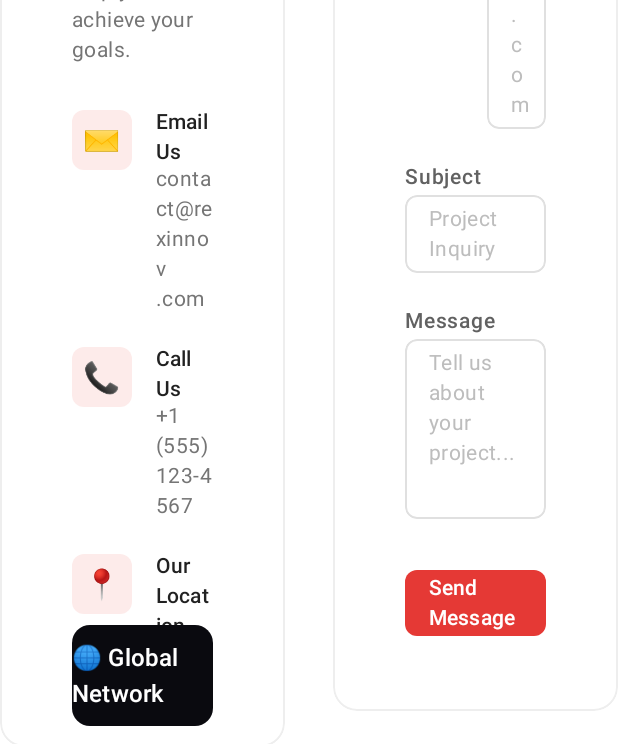
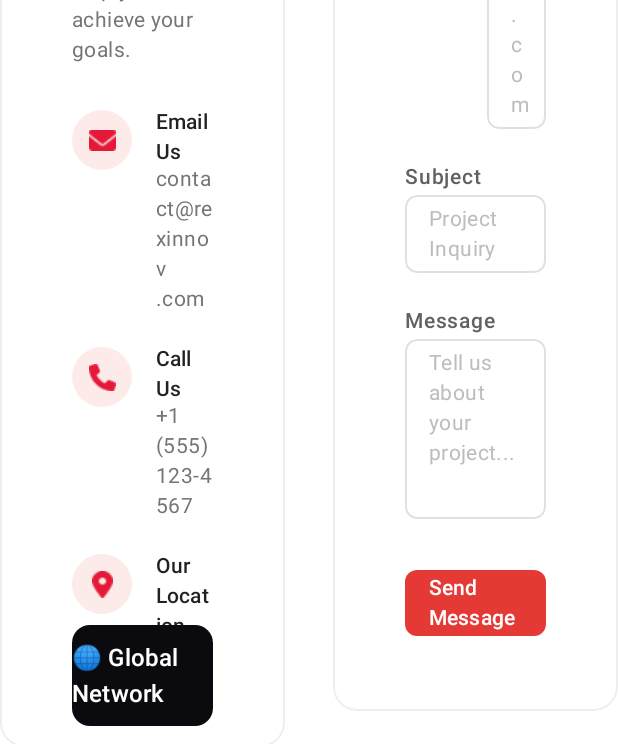
Before and after one commit to HariPrasadRagupathy/Innovrex, an Android app built with Jetpack Compose: the composable DesktopContactLayout shown on its own in the app's theme, on a phone screen of 412 x 824 dp. Shown: the part 489-1233 px from the top of the screen. Run offline under Robolectric (Android 15) with nearby library versions, the phone set to English and light mode, and no system bars; our stand-ins replace Compose Multiplatform resources; 22 statements that could not run were skipped.

Commit message:
Refactor ContactInformationCard to use drawable resources for icons and improve layout design

```diff
--- a/composeApp/src/commonMain/kotlin/com/hp/innovrex/features/contactus/ui/ContactInformationCard.kt
+++ b/composeApp/src/commonMain/kotlin/com/hp/innovrex/features/contactus/ui/ContactInformationCard.kt
@@ -1,8 +1,10 @@
 package com.hp.innovrex.features.contactus.ui
 
+import androidx.compose.foundation.Image
 import androidx.compose.foundation.background
 import androidx.compose.foundation.border
 import androidx.compose.foundation.layout.*
+import androidx.compose.foundation.shape.CircleShape
 import androidx.compose.foundation.shape.RoundedCornerShape
 import androidx.compose.material3.MaterialTheme
 import androidx.compose.material3.Text
@@ -10,11 +12,15 @@ import androidx.compose.runtime.Composable
 import androidx.compose.ui.Alignment
 import androidx.compose.ui.Modifier
 import androidx.compose.ui.draw.clip
+import androidx.compose.ui.layout.ContentScale
 import androidx.compose.ui.text.font.FontWeight
 import androidx.compose.ui.unit.dp
 import androidx.compose.ui.unit.sp
 import com.hp.innovrex.designsystem.tokens.foundation.BrandColors
 import com.hp.innovrex.designsystem.tokens.foundation.SpacingTokens
+import innovrex.composeapp.generated.resources.*
+import org.jetbrains.compose.resources.DrawableResource
+import org.jetbrains.compose.resources.painterResource
 
 /**
  * Contact Information Card
@@ -54,7 +60,7 @@ fun ContactInformationCard() {
 
         // Contact Details
         ContactDetail(
-            icon = "✉️",
+            icon = Res.drawable.email_icon,
             label = "Email Us",
             value = "contact@rexinnov.com"
         )
@@ -62,7 +68,7 @@ fun ContactInformationCard() {
         Spacer(modifier = Modifier.height(SpacingTokens.LG))
 
         ContactDetail(
-            icon = "📞",
+            icon = Res.drawable.phone_icon,
             label = "Call Us",
             value = "+1 (555) 123-4567"
         )
@@ -70,7 +76,7 @@ fun ContactInformationCard() {
         Spacer(modifier = Modifier.height(SpacingTokens.LG))
 
         ContactDetail(
-            icon = "📍",
+            icon = Res.drawable.location_icon,
             label = "Our Location",
             value = "Global Services"
         )
@@ -97,7 +103,7 @@ fun ContactInformationCard() {
 
 @Composable
 private fun ContactDetail(
-    icon: String,
+    icon: DrawableResource,
     label: String,
     value: String
 ) {
@@ -110,15 +116,16 @@ private fun ContactDetail(
         Box(
             modifier = Modifier
                 .size(40.dp)
-                .clip(RoundedCornerShape(8.dp))
+                .clip(CircleShape)
                 .background(BrandColors.Red600.copy(alpha = 0.1f)),
             contentAlignment = Alignment.Center
         ) {
-            Text(
-                text = icon,
-                style = MaterialTheme.typography.titleLarge.copy(
-                    fontSize = 20.sp
-                )
+            Image(
+                painter = painterResource(icon),
+                contentDescription = label,
+                modifier = Modifier
+                    .size(18.dp),
+                contentScale = ContentScale.Fit
             )
         }
 
```
Also changed, not shown: composeApp/src/commonMain/composeResources/drawable/contact_us_image.png (added), composeApp/src/commonMain/composeResources/drawable/email_icon.png (added), composeApp/src/commonMain/composeResources/drawable/location_icon.png (added), composeApp/src/commonMain/composeResources/drawable/phone_icon.png (added).
